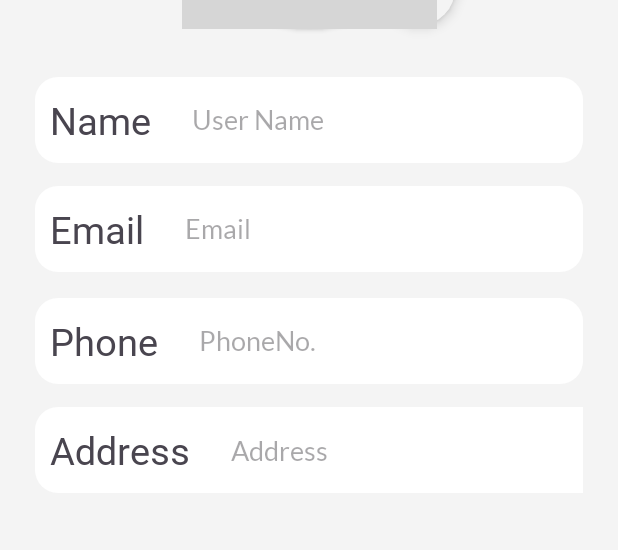
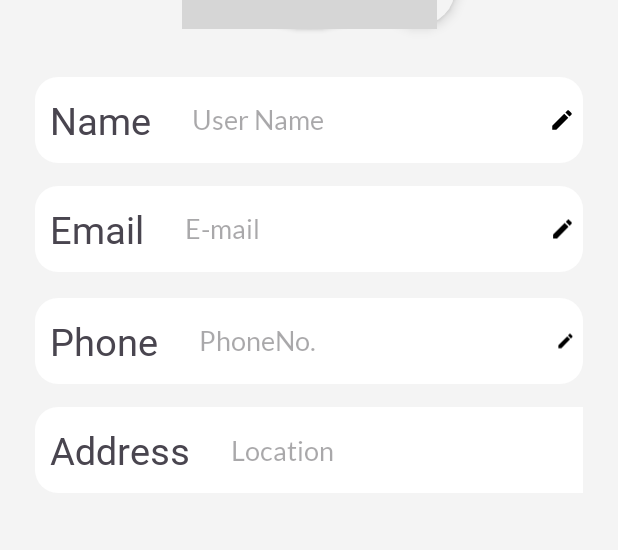
Before and after one commit to ChiragNikam/KhanaRasoi, an Android app: the layout fragment5_profile.xml on its own in the app's theme, with its tools: preview values and no code run, on a phone screen of 412 x 824 dp. Shown: the part 264-814 px from the top of the screen. Run offline under Robolectric (Android 15) with nearby library versions, the phone set to English and light mode, and no system bars; grey boxes are pictures that could not be loaded.

Commit message:
feature  - implemented SharedPreference for login email, password,tokenid and getting user profile at Profile fragment
 used SharedPreference for saveing login details so that it would not ask for login details everytime. Getting token using this sharedPreference at Profile fragment
and sending GET request for geting user info, and showing it to the Profile Fragment.

```diff
--- a/app/src/main/java/com/example/khanarasoi/a_Fragments/Fragment1_1_ViewMenu.kt
+++ b/app/src/main/java/com/example/khanarasoi/a_Fragments/Fragment1_1_ViewMenu.kt
@@ -15,8 +15,7 @@ import com.google.android.material.bottomsheet.BottomSheetDialogFragment
 
 class Fragment1_1_ViewMenu : BottomSheetDialogFragment() {
 
-    private lateinit var
-            binding: Fragment11ViewMenuBinding
+    private lateinit var binding: Fragment11ViewMenuBinding
 
     override fun onCreate(savedInstanceState: Bundle?) {
         super.onCreate(savedInstanceState)
@@ -25,8 +24,7 @@ class Fragment1_1_ViewMenu : BottomSheetDialogFragment() {
     }
 
     override fun onCreateView(
-        inflater: LayoutInflater, container: ViewGroup?,
-        savedInstanceState: Bundle?
+        inflater: LayoutInflater, container: ViewGroup?, savedInstanceState: Bundle?
     ): View {
         // Inflate the layout for this fragment
         binding = Fragment11ViewMenuBinding.inflate(inflater, container, false)
--- a/app/src/main/java/com/example/khanarasoi/a_Fragments/Fragment1_Home.kt
+++ b/app/src/main/java/com/example/khanarasoi/a_Fragments/Fragment1_Home.kt
@@ -27,8 +27,7 @@ class Fragment1_Home : Fragment() {
     }
 
     override fun onCreateView(
-        inflater: LayoutInflater, container: ViewGroup?,
-        savedInstanceState: Bundle?
+        inflater: LayoutInflater, container: ViewGroup?, savedInstanceState: Bundle?
     ): View {
         return binding.root
     }
--- a/app/src/main/java/com/example/khanarasoi/a_Fragments/Fragment2_Cart.kt
+++ b/app/src/main/java/com/example/khanarasoi/a_Fragments/Fragment2_Cart.kt
@@ -90,8 +90,7 @@ class Fragment2_Cart : Fragment() {
     }
 
     override fun onCreateView(
-        inflater: LayoutInflater, container: ViewGroup?,
-        savedInstanceState: Bundle?
+        inflater: LayoutInflater, container: ViewGroup?, savedInstanceState: Bundle?
     ): View {
         // Inflate the layout for this fragment
         return binding.root
--- a/app/src/main/java/com/example/khanarasoi/a_Fragments/Fragment3_Search.kt
+++ b/app/src/main/java/com/example/khanarasoi/a_Fragments/Fragment3_Search.kt
@@ -20,8 +20,7 @@ class Fragment3_Search : Fragment() {
     }
 
     override fun onCreateView(
-        inflater: LayoutInflater, container: ViewGroup?,
-        savedInstanceState: Bundle?
+        inflater: LayoutInflater, container: ViewGroup?, savedInstanceState: Bundle?
     ): View {
         // Inflate the layout for this fragment
         return binding.root
--- a/app/src/main/java/com/example/khanarasoi/e_LocalDatabase/c_Database/User_DbHelper.kt
+++ b/app/src/main/java/com/example/khanarasoi/e_LocalDatabase/c_Database/User_DbHelper.kt
@@ -12,10 +12,9 @@ import com.example.khanarasoi.e_LocalDatabase.b_DataAcessObject.Login_DAO
     version = 1
 )
 abstract class User_DbHelper : RoomDatabase() {
-    private val PREF_NAME = "com.example.dhanlabh.EXPENSE_PREFS"
-    private val KEY_CATEGORIES_INSERTED = "CATEGORIES_INSERTED"
+    companion object {
+
         private var instance: User_DbHelper? = null
-
         @Synchronized
         fun getDb(context: Context?): User_DbHelper {
             if (instance == null) {
@@ -29,6 +28,7 @@ abstract class User_DbHelper : RoomDatabase() {
             }
             return instance as User_DbHelper
         }
+    }
 
     abstract fun userDAO(): Login_DAO
 }
--- a/app/src/main/res/layout/fragment5_profile.xml
+++ b/app/src/main/res/layout/fragment5_profile.xml
@@ -52,17 +52,25 @@
 
         <com.google.android.material.textfield.TextInputEditText
             android:id="@+id/editText_user_name"
-            android:layout_width="270dp"
+            android:layout_width="250dp"
             android:layout_height="48dp"
             android:layout_gravity="center"
+            android:enabled="false"
             android:background="@color/white"
-            android:drawablePadding="17dp"
             android:fontFamily="@font/lato_regular"
             android:hint="User Name"
             android:inputType="textPersonName"
             android:maxLines="1"
             android:paddingStart="17dp"
             android:paddingEnd="5dp" />
+        <androidx.appcompat.widget.AppCompatImageView
+            android:id="@+id/imgView_edit_name"
+            android:layout_width="match_parent"
+            android:layout_height="match_parent"
+            android:layout_marginTop="5dp"
+            android:layout_marginBottom="5dp"
+            android:src="@drawable/edit"
+            android:padding="5dp"/>
     </androidx.appcompat.widget.LinearLayoutCompat>
 
     <androidx.appcompat.widget.LinearLayoutCompat
@@ -89,17 +97,28 @@
 
         <com.google.android.material.textfield.TextInputEditText
             android:id="@+id/editText_email"
-            android:layout_width="270dp"
+            android:layout_width="255dp"
             android:layout_height="48dp"
             android:layout_gravity="center"
+            android:enabled="false"
             android:background="@color/white"
             android:drawablePadding="17dp"
             android:fontFamily="@font/lato_regular"
-            android:hint="Email"
+            android:hint="E-mail"
             android:inputType="textEmailAddress"
             android:maxLines="1"
             android:paddingStart="17dp"
             android:paddingEnd="3dp" />
+
+        <androidx.appcompat.widget.AppCompatImageView
+            android:id="@+id/imgView_edit_email"
+            android:layout_width="match_parent"
+            android:layout_height="match_parent"
+            android:layout_marginTop="5dp"
+            android:layout_marginBottom="5dp"
+            android:src="@drawable/edit"
+            android:padding="5dp"/>
+
     </androidx.appcompat.widget.LinearLayoutCompat>
 
     <androidx.appcompat.widget.LinearLayoutCompat
@@ -109,9 +128,9 @@
         android:layout_marginTop="17dp"
         android:background="@drawable/input_text"
         android:orientation="horizontal"
-        app:layout_constraintEnd_toEndOf="@+id/layout_name"
+        app:layout_constraintEnd_toEndOf="@+id/layout_email"
         app:layout_constraintHorizontal_bias="0.425"
-        app:layout_constraintStart_toStartOf="@+id/layout_name"
+        app:layout_constraintStart_toStartOf="@+id/layout_email"
         app:layout_constraintTop_toBottomOf="@+id/layout_email">
 
         <androidx.appcompat.widget.AppCompatTextView
@@ -129,6 +148,7 @@
             android:layout_width="250dp"
             android:layout_height="48dp"
             android:layout_gravity="center"
+            android:enabled="false"
             android:background="@color/white"
             android:drawablePadding="17dp"
             android:fontFamily="@font/lato_regular"
@@ -137,6 +157,15 @@
             android:maxLines="1"
             android:paddingStart="17dp"
             android:paddingEnd="3dp" />
+
+        <androidx.appcompat.widget.AppCompatImageView
+            android:id="@+id/imgView_edit_phone"
+            android:layout_width="match_parent"
+            android:layout_height="match_parent"
+            android:layout_marginTop="5dp"
+            android:layout_marginBottom="5dp"
+            android:src="@drawable/edit"
+            android:padding="5dp"/>
     </androidx.appcompat.widget.LinearLayoutCompat>
 
     <androidx.appcompat.widget.LinearLayoutCompat
@@ -169,7 +198,7 @@
             android:background="@color/white"
             android:drawablePadding="17dp"
             android:fontFamily="@font/lato_regular"
-            android:hint="Address"
+            android:hint="Location"
             android:inputType="text"
             android:maxLines="4"
             android:paddingStart="17dp"
```
Also changed, not shown: app/src/main/java/com/example/khanarasoi/Activity2_Login.kt (+18 -15 lines), app/src/main/java/com/example/khanarasoi/Activity4_ChoseLocation.kt (+1 -33 lines), app/src/main/java/com/example/khanarasoi/a_Fragments/Fragment4_History.kt (+6 -8 lines), app/src/main/java/com/example/khanarasoi/a_Fragments/Fragment5_Profile.kt (+54 -2 lines), app/src/main/java/com/example/khanarasoi/e_LocalDatabase/a_Entities/Login.kt (+13 -12 lines). Lines whose indentation alone changed are shown as unchanged.
